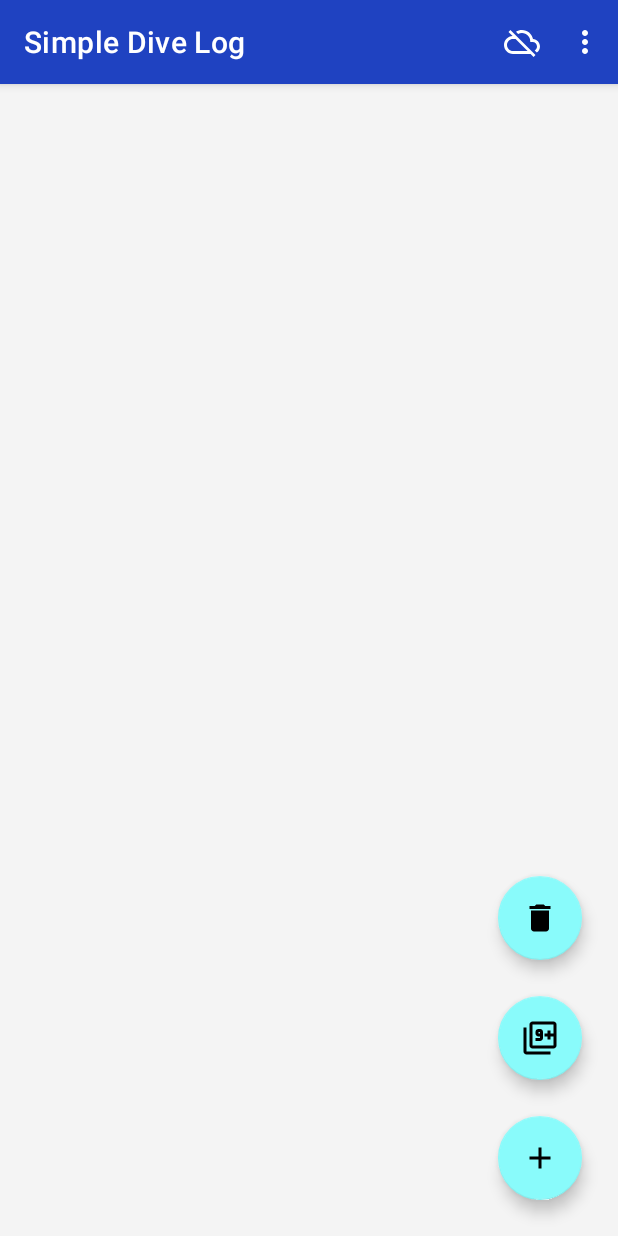
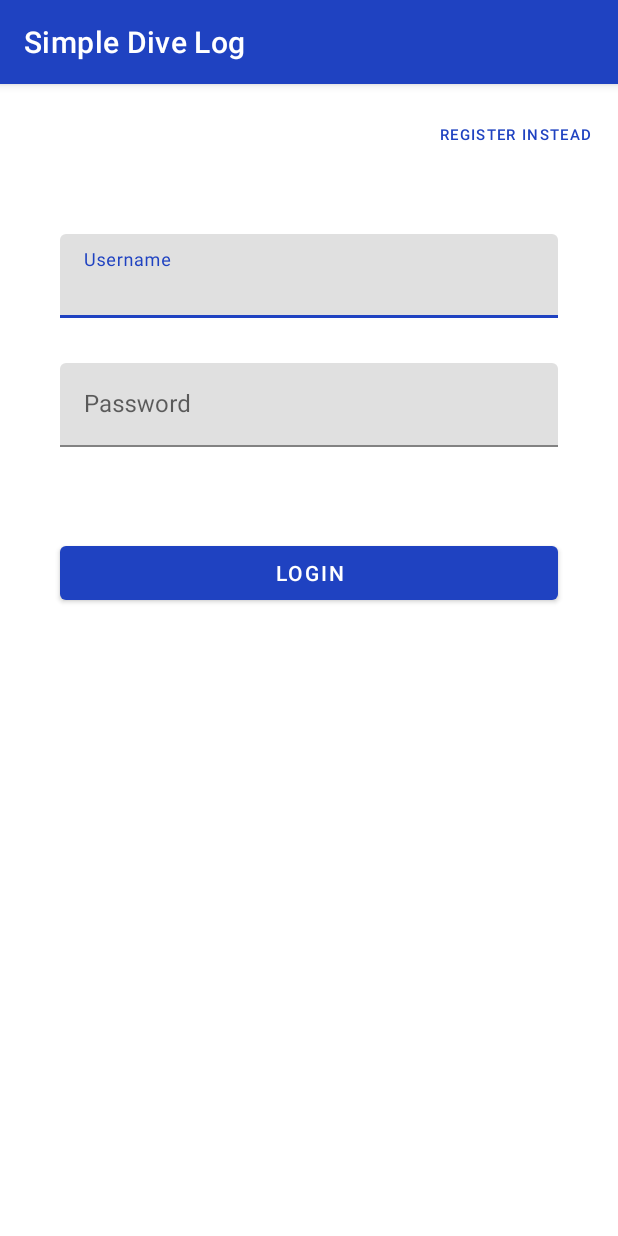
Before and after one commit to akdogan/SimpleDiveLog, an Android app: the screen it shows after launch (MainActivity before the commit, LoginViewActivity after it), on a phone screen of 412 x 824 dp. Run offline under Robolectric (Android 15) with nearby library versions, the phone set to English and light mode, and no system bars; our stand-ins replace Room's generated code, navigation-ui; libraries missing offline, so code that uses them is left out: com.cloudinary.android; pictures from the network do not load; 5 statements that could not run were skipped.

Commit message:
* WIP * Added Login Activity * Interfaced API and added Wrapper class * API V2 * Basic login logic / happy path

```diff
--- a/app/build.gradle
+++ b/app/build.gradle
@@ -13,7 +13,7 @@ android {
 
     defaultConfig {
         applicationId "com.akdogan.simpledivelog"
-        minSdkVersion 24
+        minSdkVersion 26
         targetSdkVersion 30
         versionCode 1
         versionName "1.0"
--- a/app/src/main/java/com/akdogan/simpledivelog/application/MainActivity.kt
+++ b/app/src/main/java/com/akdogan/simpledivelog/application/MainActivity.kt
@@ -16,6 +16,7 @@ import androidx.navigation.ui.AppBarConfiguration
 import androidx.navigation.ui.navigateUp
 import androidx.navigation.ui.setupActionBarWithNavController
 import com.akdogan.simpledivelog.R
+import com.akdogan.simpledivelog.application.ui.loginview.LoginViewActivity
 import com.akdogan.simpledivelog.datalayer.repository.Repository
 
 class MainActivity : AppCompatActivity() {
@@ -27,6 +28,8 @@ class MainActivity : AppCompatActivity() {
 
     override fun onCreate(savedInstanceState: Bundle?) {
         super.onCreate(savedInstanceState)
+        // Check Login status
+        checkLoginStatus()
         // Setup Repository. This should be done with Dependency Injection
         repository = ServiceLocator.repo
         setContentView(R.layout.activity_main)
@@ -54,6 +57,12 @@ class MainActivity : AppCompatActivity() {
                 super.onCapabilitiesChanged(nw, caps)
             }
         }
+    }
+
+    private fun checkLoginStatus() {
+        val intent = Intent(this, LoginViewActivity::class.java)
+        startActivity(intent)
+        finish()
     }
 
     override fun onSupportNavigateUp(): Boolean {
--- /dev/null
+++ b/app/src/main/java/com/akdogan/simpledivelog/application/ui/loginview/LoginViewActivity.kt
@@ -0,0 +1,113 @@
+package com.akdogan.simpledivelog.application.ui.loginview
+
+import android.content.Intent
+import android.os.Bundle
+import android.util.Log
+import android.view.View
+import android.widget.Button
+import android.widget.Toast
+import androidx.activity.viewModels
+import androidx.appcompat.app.AlertDialog
+import androidx.appcompat.app.AppCompatActivity
+import com.akdogan.simpledivelog.R
+import com.akdogan.simpledivelog.application.MainActivity
+import com.akdogan.simpledivelog.application.ServiceLocator
+import com.google.android.material.textfield.TextInputLayout
+
+class LoginViewActivity : AppCompatActivity() {
+    private lateinit var userNameField: TextInputLayout
+    private lateinit var passwordField: TextInputLayout
+    private lateinit var passwordRepeatField: TextInputLayout
+    private lateinit var loginRegisterButton: Button
+    private lateinit var loginRegisterSwitch: Button
+    private val viewModel: LoginViewModel by viewModels{
+        LoginViewModelFactory(application, ServiceLocator.repo)
+    }
+
+    private var toast: Toast? = null
+
+
+
+    override fun onCreate(savedInstanceState: Bundle?) {
+        super.onCreate(savedInstanceState)
+        setContentView(R.layout.activity_login_view)
+
+        userNameField = findViewById(R.id.login_username)
+        passwordField = findViewById(R.id.login_password)
+        passwordRepeatField = findViewById(R.id.login_password_repeat)
+        loginRegisterButton = findViewById(R.id.register_login_button)
+        loginRegisterSwitch = findViewById(R.id.register_login_switch)
+
+        loginRegisterSwitch.setOnClickListener { toggleLoginRegister() }
+        loginRegisterButton.setOnClickListener { loginOrRegister() }
+
+        viewModel.makeToast.observe(this){ message ->
+            message?.let{
+                makeToast(it)
+                viewModel.makeToastDone()
+            }
+        }
+
+        viewModel.loginStatus.observe(this){ userIsLoggedIn: Boolean? ->
+            Log.i("LOGIN_TEST", "Login Activity observer called with: $userIsLoggedIn")
+            if (userIsLoggedIn == true){
+                proceed()
+            }
+        }
+    }
+
+    private fun proceed() {
+        val intent = Intent(this, MainActivity::class.java)
+        startActivity(intent)
+        finish()
+    }
+
+    private fun loginOrRegister() {
+        val username = userNameField.editText?.text.toString()
+        val pwd = passwordField.editText?.text.toString()
+        viewModel.startRequest(username, pwd)
+    }
+
+    private fun toggleLoginRegister() {
+        if (viewModel.useLogin()) {
+            showWarningDialog()
+
+        } else {
+            setLoginView()
+        }
+        viewModel.toggleLogin()
+    }
+
+    private fun setLoginView() {
+        passwordRepeatField.visibility = View.GONE
+        loginRegisterButton.text = "Login"
+        loginRegisterSwitch.text = "Register instead"
+    }
+
+    private fun setRegisterView() {
+        passwordRepeatField.visibility = View.VISIBLE
+        loginRegisterButton.text = "Register"
+        loginRegisterSwitch.text = "Login instead"
+    }
+
+    private fun showWarningDialog() {
+        AlertDialog.Builder(this)
+            //.setPositiveButton(android.R.string.ok){}
+            .setTitle(android.R.string.dialog_alert_title)
+            .setMessage("This is an example app.\nTraffic is plaintext and not secured.\n\nPlease do " +
+                    "NOT use any real passwords")
+            .setPositiveButton(android.R.string.ok){ _, _ ->
+                setRegisterView()
+            }
+            .create()
+            .show()
+    }
+
+    private fun makeToast(msg: String){
+        toast?.cancel()
+        val t = Toast.makeText(this, msg, Toast.LENGTH_LONG)
+        t.show()
+        toast = t
+    }
+
+}
--- /dev/null
+++ b/app/src/main/java/com/akdogan/simpledivelog/application/ui/loginview/LoginViewModel.kt
@@ -0,0 +1,69 @@
+package com.akdogan.simpledivelog.application.ui.loginview
+
+import android.app.Application
+import android.util.Log
+import androidx.lifecycle.*
+import com.akdogan.simpledivelog.datalayer.repository.Repository
+import kotlinx.coroutines.launch
+
+class LoginViewModel(
+    application: Application,
+    val repository: Repository
+) : AndroidViewModel(application) {
+
+    private var toggleIsSetToLogin = true
+
+    private val _makeToast = MutableLiveData<String>()
+    val makeToast: LiveData<String>
+        get() = _makeToast
+
+    val loginStatus = repository.loginStatus
+
+
+
+    fun useLogin() = toggleIsSetToLogin
+
+    fun toggleLogin() {
+        toggleIsSetToLogin = !toggleIsSetToLogin
+    }
+
+    fun startRequest(
+        username: String,
+        pwd: String
+    ) {
+
+        viewModelScope.launch {
+            val loginAttemptResponse = when (toggleIsSetToLogin) {
+                true -> repository.login(username, pwd)
+                false -> repository.register(username, pwd)
+            }
+            if (loginAttemptResponse){
+                saveAuthCredentials(username, pwd)
+            }
+        }
+
+    }
+
+    private fun saveAuthCredentials(username: String, pwd: String){
+        // TODO Well save the auth credentials ;)
+        Log.d("LOGIN_VIEW_MODEL", "Saving the credentials was called")
+    }
+
+    fun makeToastDone() {
+        _makeToast.value = null
+    }
+}
+
+class LoginViewModelFactory(
+    private val application: Application,
+    private val repo: Repository
+
+) : ViewModelProvider.Factory {
+    @Suppress("unchecked_cast")
+    override fun <T : ViewModel?> create(modelClass: Class<T>): T {
+        if (modelClass.isAssignableFrom(LoginViewModel::class.java)) {
+            return LoginViewModel(application, repo) as T
+        }
+        throw IllegalArgumentException("Unknown ViewModel class")
+    }
+}
--- a/app/src/main/java/com/akdogan/simpledivelog/datalayer/network/DiveLogApi.kt
+++ b/app/src/main/java/com/akdogan/simpledivelog/datalayer/network/DiveLogApi.kt
@@ -2,25 +2,20 @@ package com.akdogan.simpledivelog.datalayer.network
 
 import com.squareup.moshi.Moshi
 import com.squareup.moshi.kotlin.reflect.KotlinJsonAdapterFactory
+import retrofit2.Response
 import retrofit2.Retrofit
 import retrofit2.converter.moshi.MoshiConverterFactory
 import retrofit2.http.*
 
 private const val BASE_URL = "http://ec2-3-127-80-31.eu-central-1.compute.amazonaws.com:8080/"
+private const val BASE_URL_V2 = "http://ec2-3-127-80-31.eu-central-1.compute.amazonaws.com:8080/v2/"
 
 private val moshi = Moshi.Builder()
     .add(KotlinJsonAdapterFactory())
     .build()
 
+interface DiveLogApiService {
 
-private val retrofit = Retrofit.Builder()
-    .addConverterFactory(MoshiConverterFactory.create(moshi))
-    .baseUrl(BASE_URL)
-    .build()
-
-// TODO Add Apis for users
-
-interface DiveLogApiService {
     @GET("dives")
     suspend fun getDives():
             List<NetworkDiveLogEntry>
@@ -41,9 +36,68 @@ interface DiveLogApiService {
     suspend fun delete(@Path("id")id: String)
 }
 
+interface DiveLogApiServiceV2{
+    @POST("{user}")
+    suspend fun createUser(
+        @Path("user") userName: String,
+        @Header("Authorization") authToken: String
+    ): Response<Any>
+
+
+    @GET("dives")
+    suspend fun login(
+        @Header("Authorization") authToken: String
+    ): Response<List<NetworkDiveLogEntry>>
+
+    @GET("dives")
+    suspend fun getDives():
+            List<NetworkDiveLogEntry>
+
+    @GET("dive/{id}")
+    suspend fun getSingleDive(
+        @Path("id")id: String?,
+        @Header("Authorization") authToken: String
+    ): NetworkDiveLogEntry
+
+    @POST("dive/create")
+    suspend fun createDive(
+        @Body d: NetworkDiveLogEntry,
+        @Header("Authorization") authToken: String)
+
+    @PUT("dive/update")
+    suspend fun updateDive(
+        @Body d: NetworkDiveLogEntry,
+        @Header("Authorization") authToken: String)
+
+    @DELETE("dives")
+    suspend fun deleteAll(@Header("Authorization") authToken: String)
+
+    @DELETE("dive/{id}")
+    suspend fun delete(
+        @Path("id")id: String,
+        @Header("Authorization") authToken: String)
+}
+
+
+private val retrofit = Retrofit.Builder()
+    .addConverterFactory(MoshiConverterFactory.create(moshi))
+    .baseUrl(BASE_URL)
+    .build()
+
+private val retrofitV2 = Retrofit.Builder()
+    .addConverterFactory(MoshiConverterFactory.create(moshi))
+    .baseUrl(BASE_URL_V2)
+    .build()
+
+
 
 object DiveLogApi {
+
     val retrofitService: DiveLogApiService by lazy {
         retrofit.create(DiveLogApiService::class.java)
     }
+
+    val retrofitServiceV2: DiveLogApiServiceV2 by lazy {
+        retrofitV2.create(DiveLogApiServiceV2::class.java)
+    }
 }
--- /dev/null
+++ b/app/src/main/java/com/akdogan/simpledivelog/datalayer/network/RemoteApi.kt
@@ -0,0 +1,134 @@
+package com.akdogan.simpledivelog.datalayer.network
+
+import android.util.Log
+import androidx.lifecycle.LiveData
+import androidx.lifecycle.MutableLiveData
+import retrofit2.Response
+import java.util.*
+
+interface RemoteApi {
+
+    val loginStatus: LiveData<Boolean>
+
+    suspend fun login(user: String, pwd: String): Boolean
+
+    suspend fun register(user: String, pwd: String): Boolean
+
+    suspend fun validateCredentials(token: String): Boolean
+
+    suspend fun getDives(): List<NetworkDiveLogEntry>
+
+    suspend fun getSingleDive(id: String): NetworkDiveLogEntry
+
+    suspend fun createDive(item: NetworkDiveLogEntry): Boolean
+
+    suspend fun updateDive(item: NetworkDiveLogEntry): Boolean
+
+    suspend fun deleteAll(): Boolean
+
+    suspend fun delete(diveId: String): Boolean
+
+}
+
+
+class DefaultApi : RemoteApi {
+
+    private val apiService: DiveLogApiService = DiveLogApi.retrofitService
+    private val apiServiceV2: DiveLogApiServiceV2 = DiveLogApi.retrofitServiceV2
+
+    private val _loginStatus = MutableLiveData(false)
+    override val loginStatus: LiveData<Boolean>
+        get() = _loginStatus
+
+    private var authToken: String? = null
+
+    override suspend fun login(user: String, pwd: String): Boolean {
+        val token = createAuthHeader(user, pwd)
+        val response = apiServiceV2.login(token)
+        parseResponse(response)
+        if (response.isSuccessful) {
+            _loginStatus.postValue(true)
+            authToken = token
+            return true
+        }
+        return false
+    }
+
+    override suspend fun register(user: String, pwd: String): Boolean {
+        val token = createAuthHeader(user, pwd)
+        val response = apiServiceV2.createUser(user, token)
+        parseResponse(response)
+        if (response.isSuccessful){
+            _loginStatus.postValue(true)
+            authToken = token
+            return true
+        }
+        return false
+    }
+
+    override suspend fun validateCredentials(token: String): Boolean {
+        val response = apiServiceV2.login(token)
+        parseResponse(response)
+        if (response.isSuccessful) {
+            _loginStatus.postValue(true)
+            authToken = token
+            return true
+        }
+        return false
+    }
+
+
+
+    override suspend fun getDives(): List<NetworkDiveLogEntry> {
+        return apiService.getDives()
+    }
+
+    override suspend fun getSingleDive(id: String): NetworkDiveLogEntry {
+        return apiService.getSingleDive(id)
+    }
+
+    override suspend fun createDive(item: NetworkDiveLogEntry): Boolean {
+        apiService.createDive(item)
+        return true
+    }
+
+    override suspend fun updateDive(item: NetworkDiveLogEntry): Boolean {
+        apiService.updateDive(item)
+        return true
+    }
+
+    override suspend fun deleteAll(): Boolean {
+        apiService.deleteAll()
+        return true
+    }
+
+    override suspend fun delete(diveId: String): Boolean {
+        TODO("Not yet implemented")
+    }
+
+    private fun createAuthHeader(username: String, pwd: String): String {
+        val encoder = Base64.getEncoder()
+        val mByteArray = "$username:$pwd".toByteArray()
+        val token = "Basic ${encoder.encodeToString(mByteArray)}"
+        Log.d("REPOSITORY_AUTHHEADER", "username: $username | pwd: $pwd")
+        Log.d("REPOSITORY_AUTHHEADER", "token: $token")
+        return token
+    }
+
+    private fun <T> parseResponse(response: Response<T>): String {
+        val parsedResponse = StringBuilder()
+            .append("Is Successful: ${response.isSuccessful}\n")
+            .append("StatusCode: ${response.code()}\n")
+            .append("HTTP StatusMessage: ${response.message()}\n")
+            .apply {
+                if (response.isSuccessful) {
+                    this.append("\n${response.body().toString()}")
+                } else {
+                    this.append("ErrorBody: ${response.errorBody()?.string()}")
+                }
+            }
+            .toString()
+        Log.d("LOGIN_TEST", parsedResponse)
+        return parsedResponse
+    }
+}
--- a/app/src/main/java/com/akdogan/simpledivelog/datalayer/repository/Repository.kt
+++ b/app/src/main/java/com/akdogan/simpledivelog/datalayer/repository/Repository.kt
@@ -17,6 +17,8 @@ import kotlin.coroutines.resume
 import kotlin.coroutines.suspendCoroutine
 
 interface Repository{
+
+    val loginStatus: LiveData<Boolean>
 
     val networkAvailable: LiveData<Boolean>
 
@@ -50,11 +52,15 @@ interface Repository{
 
     fun onErrorDone()
 
+    suspend fun login(username: String, pwd: String): Boolean
+
+    suspend fun register(username: String, pwd: String): Boolean
+
 }
 
 class DefaultRepository private constructor(
     context: Context,
-    private val api: DiveLogApiService
+    private val api: RemoteApi
 ) : Repository{
 
     companion object {
@@ -63,7 +69,7 @@ class DefaultRepository private constructor(
 
         fun getDefaultRepository(
             context: Context,
-            api: DiveLogApiService = DiveLogApi.retrofitService
+            api: RemoteApi = DefaultApi()
         ): Repository{
             return INSTANCE ?: synchronized(this){
                 DefaultRepository(context, api).also {
@@ -74,6 +80,8 @@ class DefaultRepository private constructor(
     }
 
     // TODO Exceptions auf sealed class fehlertypen mappen
+
+    override val loginStatus = api.loginStatus
 
     private val _networkAvailable = MutableLiveData<Boolean>()
     override val networkAvailable: LiveData<Boolean>
@@ -329,6 +337,14 @@ class DefaultRepository private constructor(
         _apiError.value = null
     }
 
+    override suspend fun login(username: String, pwd: String): Boolean {
+        return api.login(username, pwd)
+    }
+
+    override suspend fun register(username: String, pwd: String): Boolean {
+        return api.register(username, pwd)
+    }
+
 
 }
 
--- /dev/null
+++ b/app/src/main/res/layout/activity_login_view.xml
@@ -0,0 +1,107 @@
+<?xml version="1.0" encoding="utf-8"?>
+<ScrollView
+    android:layout_width="match_parent"
+    android:layout_height="match_parent"
+    xmlns:android="http://schemas.android.com/apk/res/android"
+    xmlns:app="http://schemas.android.com/apk/res-auto"
+    xmlns:tools="http://schemas.android.com/tools">
+
+    <androidx.constraintlayout.widget.ConstraintLayout
+        android:layout_width="match_parent"
+        android:layout_height="match_parent"
+        tools:context=".MainActivity">
+
+        <com.google.android.material.textfield.TextInputLayout
+            android:id="@+id/login_username"
+            android:layout_width="match_parent"
+            android:layout_height="wrap_content"
+            android:hint="Username"
+            app:layout_constraintStart_toStartOf="parent"
+            app:layout_constraintEnd_toEndOf="parent"
+            android:layout_marginTop="100dp"
+            android:layout_marginStart="40dp"
+            android:layout_marginEnd="40dp"
+            app:layout_constraintBottom_toTopOf="@+id/login_password"
+            app:layout_constraintTop_toTopOf="parent"
+            app:layout_constraintVertical_chainStyle="packed">
+
+            <com.google.android.material.textfield.TextInputEditText
+                android:layout_width="match_parent"
+                android:layout_height="wrap_content"
+                android:imeOptions="actionGo"
+                android:inputType="textShortMessage" />
+
+        </com.google.android.material.textfield.TextInputLayout>
+
+        <com.google.android.material.textfield.TextInputLayout
+            android:id="@+id/login_password"
+            android:layout_width="match_parent"
+            android:layout_height="wrap_content"
+            android:hint="Password"
+            app:layout_constraintStart_toStartOf="parent"
+            app:layout_constraintEnd_toEndOf="parent"
+            android:layout_marginTop="30dp"
+            android:layout_marginStart="40dp"
+            android:layout_marginEnd="40dp"
+            app:layout_constraintBottom_toTopOf="@+id/login_password_repeat"
+            app:layout_constraintTop_toBottomOf="@+id/login_username">
+
+            <com.google.android.material.textfield.TextInputEditText
+                android:layout_width="match_parent"
+                android:layout_height="wrap_content"
+                android:imeOptions="actionGo"
+                android:inputType="textPassword" />
+
+        </com.google.android.material.textfield.TextInputLayout>
+
+        <com.google.android.material.textfield.TextInputLayout
+            android:id="@+id/login_password_repeat"
+            android:layout_width="match_parent"
+            android:layout_height="wrap_content"
+            android:hint="Repeat Password"
+            android:visibility="gone"
+            app:layout_constraintStart_toStartOf="parent"
+            app:layout_constraintEnd_toEndOf="parent"
+            android:layout_marginTop="30dp"
+            android:layout_marginStart="40dp"
+            android:layout_marginEnd="40dp"
+            app:layout_constraintBottom_toTopOf="@+id/register_login_button"
+            app:layout_constraintTop_toBottomOf="@+id/login_password">
+
+            <com.google.android.material.textfield.TextInputEditText
+                android:layout_width="match_parent"
+                android:layout_height="wrap_content"
+                android:imeOptions="actionGo"
+                android:inputType="textPassword" />
+
+        </com.google.android.material.textfield.TextInputLayout>
+
+        <com.google.android.material.button.MaterialButton
+            android:id="@+id/register_login_button"
+            android:layout_width="match_parent"
+            android:layout_height="wrap_content"
+            android:text="Login"
+            app:layout_constraintStart_toStartOf="parent"
+            app:layout_constraintEnd_toEndOf="parent"
+            android:layout_marginTop="60dp"
+            android:layout_marginStart="40dp"
+            android:layout_marginEnd="40dp"
+
+            app:layout_constraintTop_toBottomOf="@+id/login_password_repeat" />
+
+        <com.google.android.material.button.MaterialButton
+            android:id="@+id/register_login_switch"
+            android:layout_width="wrap_content"
+            android:layout_height="wrap_content"
+            style="@style/Widget.MaterialComponents.Button.TextButton"
+            android:textSize="10sp"
+            android:text="Register instead"
+            app:layout_constraintEnd_toEndOf="parent"
+            app:layout_constraintTop_toTopOf="parent"
+            android:layout_marginTop="10dp"
+            android:layout_marginEnd="10dp"
+            />
+
+
+    </androidx.constraintlayout.widget.ConstraintLayout>
+</ScrollView>
```
Also changed, not shown: app/src/main/AndroidManifest.xml (+6 -7 lines).
